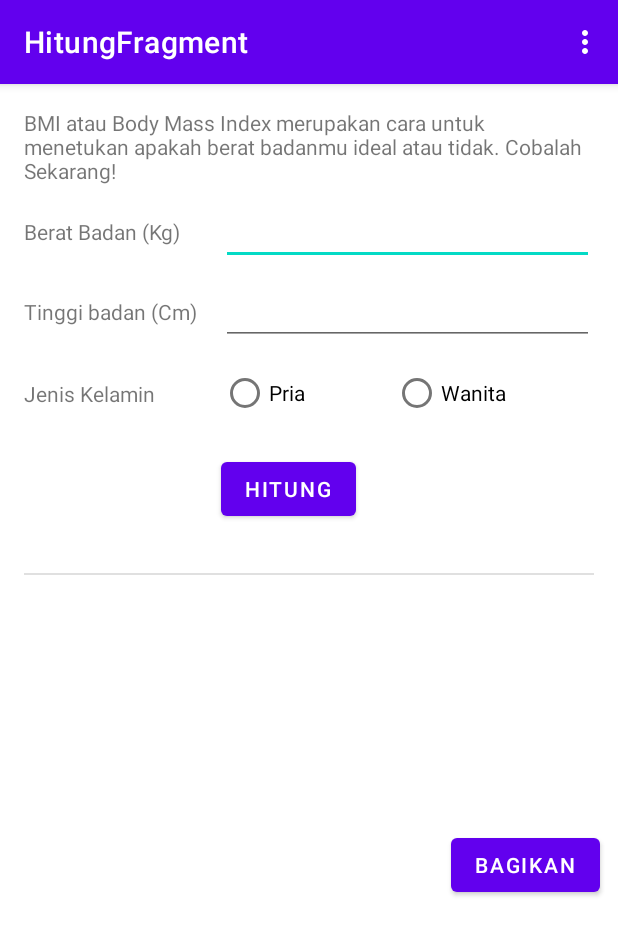
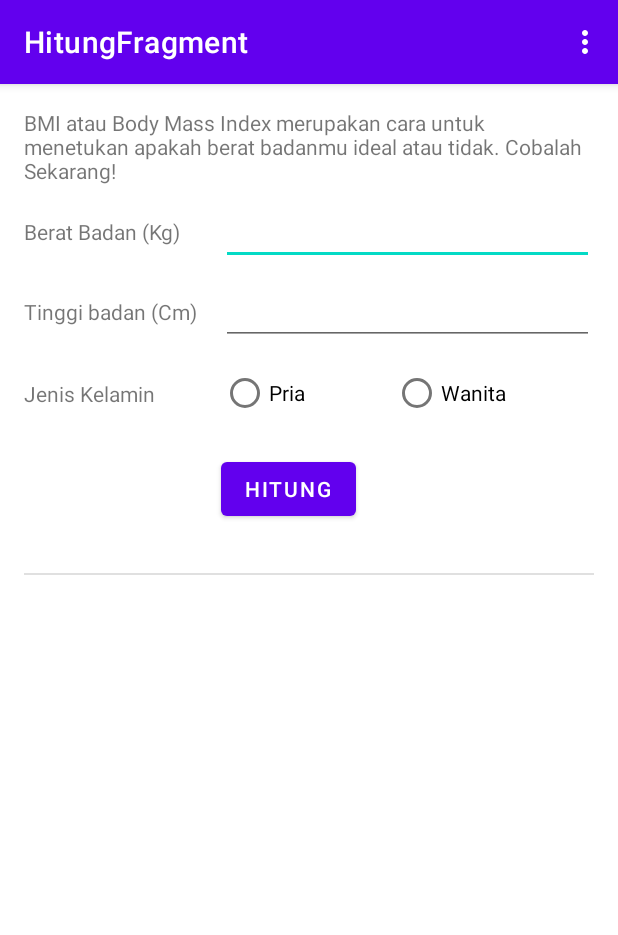
Before and after one commit to romegaarini/D3IF-Cool-4301-hitung-bmi2, an Android app: the screen it shows after launch (MainActivity), on a phone screen of 412 x 824 dp. Shown: the top 935 px of the screen. Run offline under Robolectric (Android 15) with nearby library versions, the phone set to English and light mode, and no system bars; our stand-ins replace navigation-ui.

Commit message:
3.7.Membuat navigasi ke app lain

```diff
--- a/app/src/main/res/layout/fragment_hitung.xml
+++ b/app/src/main/res/layout/fragment_hitung.xml
@@ -148,6 +148,8 @@
             android:visibility="invisible"
             app:layout_constraintBottom_toBottomOf="parent"
             app:layout_constraintEnd_toEndOf="parent"
+            app:layout_constraintEnd_toStartOf="@+id/shareButton"
+            app:layout_constraintHorizontal_chainStyle="packed"
             app:layout_constraintStart_toStartOf="parent"
             app:layout_constraintTop_toBottomOf="@+id/kategoriTextView"
             tools:visibility="visible" />
@@ -163,5 +165,12 @@
             app:layout_constraintStart_toEndOf="@+id/saranButton"
             app:layout_constraintTop_toTopOf="@+id/saranButton" />
 
+        <androidx.constraintlayout.widget.Group
+            android:id="@+id/buttonGroup"
+            android:layout_width="wrap_content"
+            android:layout_height="wrap_content"
+            android:visibility="invisible"
+            app:constraint_referenced_ids="saranButton,shareButton"
+            tools:visibility="visible" />
     </androidx.constraintlayout.widget.ConstraintLayout>
 </ScrollView>
--- a/app/src/main/res/values/strings.xml
+++ b/app/src/main/res/values/strings.xml
@@ -30,4 +30,7 @@ gaya karena itu berbahaya.</string>
 asal tidak lari dari kehidupan.</string>
     <string name="copyright">Hitung BMI merupakan sebuah aplikasi Android untuk  menghitung body mass index (BMI) sehingga seseorang dapat mengetahui apakah  berat badannya ideal, gemuk atau kurus.\n\nAplikasi ini dibuat untuk kelas  Mobpro 1. Temukan kodenya dihttps://github.com/romegaarini/D3IF-Cool-4301-hitung-bmi2.git/nAll rights reserved</string>
     <string name="tentang_aplikasi">TentangAplikasi</string>
+    <string name="bagikan_template">Berat badan: %1$s kg\nTinggi badan: %2$s
+cm\nJenis kelamin: %3$s\n\n%4$s\n%5$s</string>
+
 </resources>
```
Also changed, not shown: app/src/main/java/org/d3if0031/hitungbmi/ui/HitungFragment.kt (+23 -0 lines).
